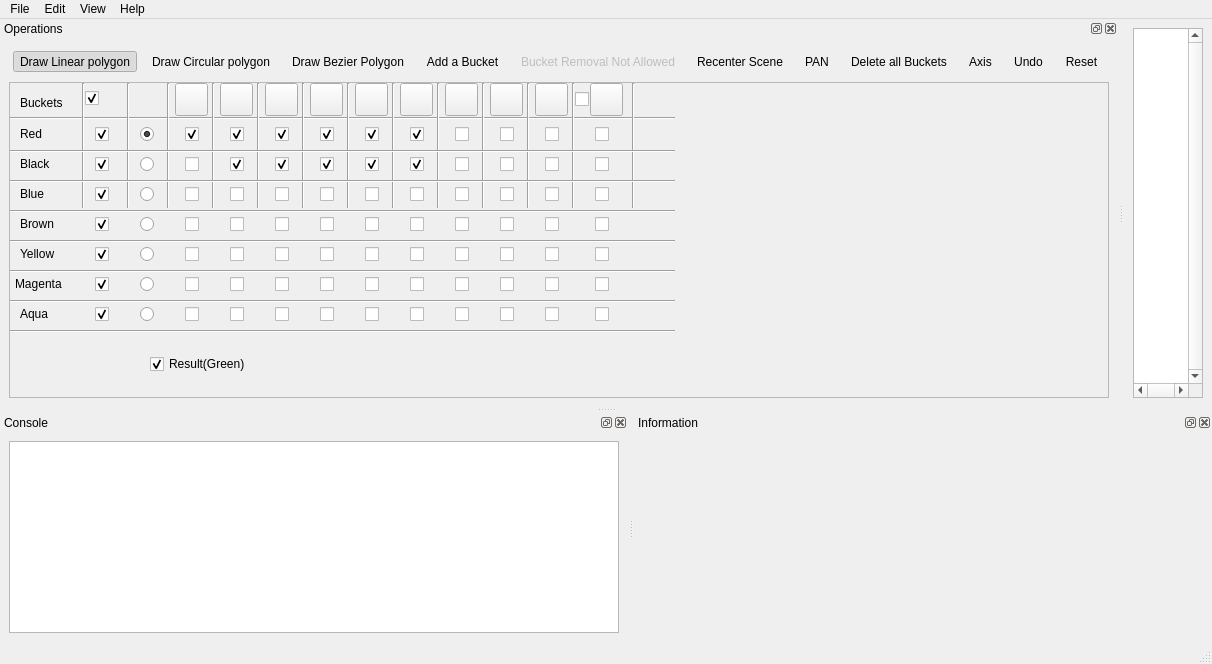
The window that Boolean_set_operations_2/demo/Boolean_set_operations_2/UiFiles/Boolean_set_operations_2.ui (CGAL/cgal) describes before a commit, drawn with Qt 5.
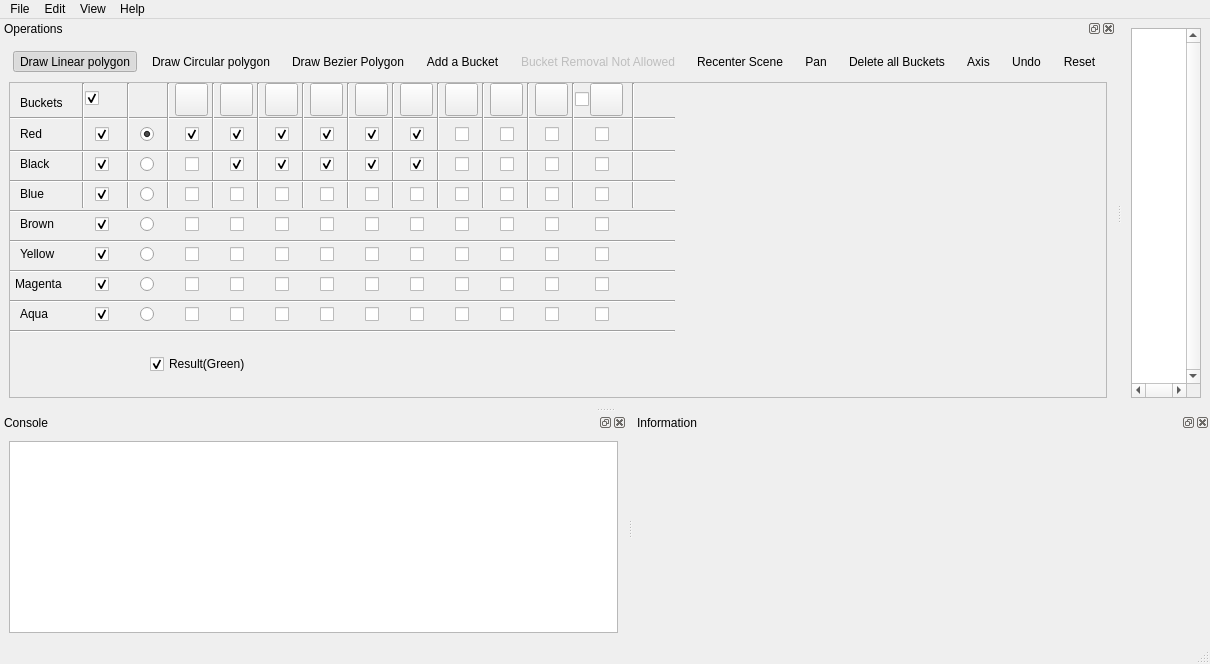
The same window after the commit. Icons and pictures are not drawn.

Commit message: Undo Pan Reset bugs

The edit to the form file:
```diff
--- a/Boolean_set_operations_2/demo/Boolean_set_operations_2/UiFiles/Boolean_set_operations_2.ui
+++ b/Boolean_set_operations_2/demo/Boolean_set_operations_2/UiFiles/Boolean_set_operations_2.ui
@@ -3048,7 +3048,7 @@
      <normaloff>:/cgal/icons/resources/hand.png</normaloff>:/cgal/icons/resources/hand.png</iconset>
    </property>
    <property name="text">
-    <string>&amp;PAN</string>
+    <string>&amp;Pan</string>
    </property>
    <property name="shortcut">
     <string>Ctrl+P</string>
```
The commit also changes 1 other file.
